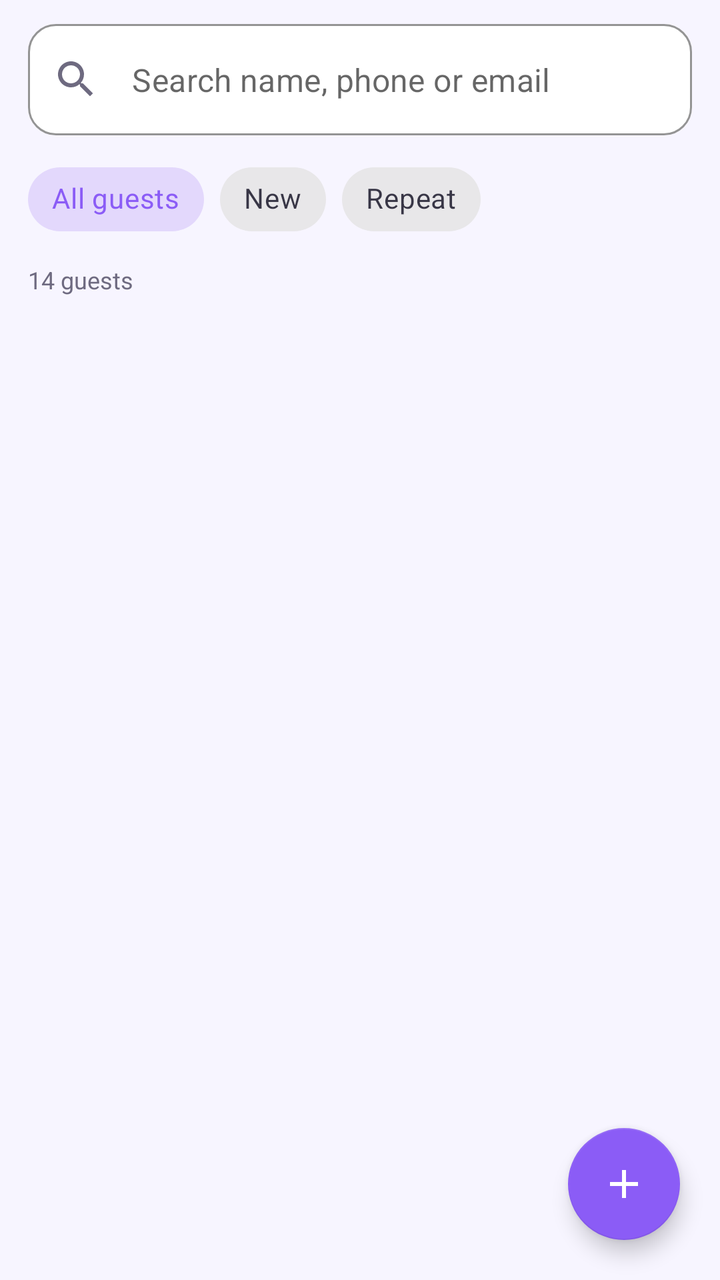
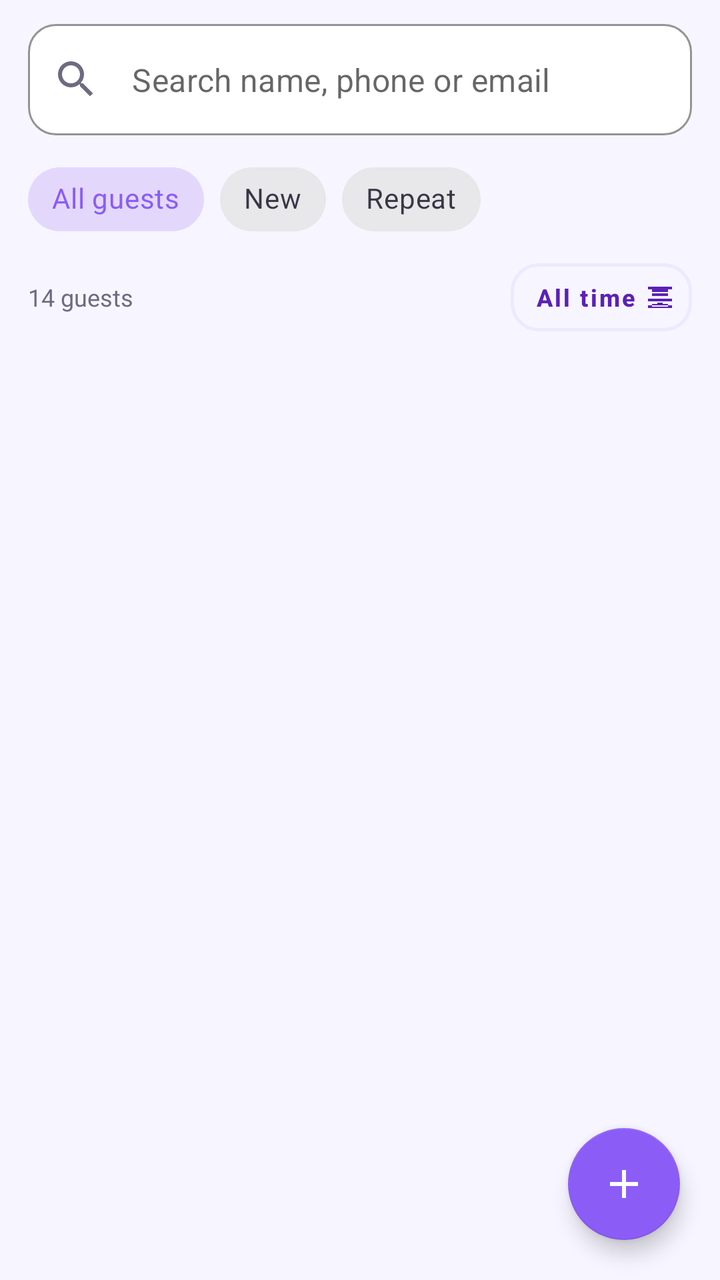

Two renders of the same Android screen: before a commit and after it. Below are the layout's source before the change and the commit's diff.
<!-- AndroidManifest.xml: application theme Theme.StayRide -->
<!-- res/layout/fragment_guests.xml -->
<?xml version="1.0" encoding="utf-8"?>
<FrameLayout xmlns:android="http://schemas.android.com/apk/res/android"
    xmlns:app="http://schemas.android.com/apk/res-auto"
    android:layout_width="match_parent"
    android:layout_height="match_parent">

    <LinearLayout
        android:layout_width="match_parent"
        android:layout_height="match_parent"
        android:orientation="vertical"
        android:paddingStart="14dp"
        android:paddingTop="12dp"
        android:paddingEnd="14dp">

        <com.google.android.material.textfield.TextInputLayout
            android:id="@+id/searchInput"
            android:layout_width="match_parent"
            android:layout_height="wrap_content"
            app:boxBackgroundColor="@color/bg_card"
            app:boxCornerRadiusBottomEnd="14dp"
            app:boxCornerRadiusBottomStart="14dp"
            app:boxCornerRadiusTopEnd="14dp"
            app:boxCornerRadiusTopStart="14dp"
            app:boxStrokeColor="@color/divider"
            app:boxStrokeWidth="1dp"
            app:hintEnabled="false"
            app:startIconDrawable="@drawable/ic_search"
            app:startIconTint="@color/text_secondary">

            <com.google.android.material.textfield.TextInputEditText
                android:id="@+id/search"
                android:layout_width="match_parent"
                android:layout_height="wrap_content"
                android:hint="Search name, phone or email"
                android:imeOptions="actionSearch"
                android:inputType="text"
                android:maxLines="1" />
        </com.google.android.material.textfield.TextInputLayout>

        <HorizontalScrollView
            android:layout_width="match_parent"
            android:layout_height="wrap_content"
            android:layout_marginTop="8dp"
            android:scrollbars="none">

            <com.google.android.material.chip.ChipGroup
                android:id="@+id/filters"
                android:layout_width="wrap_content"
                android:layout_height="wrap_content"
                app:selectionRequired="true"
                app:singleSelection="true">

                <com.google.android.material.chip.Chip
                    android:id="@+id/fAll"
                    style="@style/Widget.MaterialComponents.Chip.Choice"
                    android:layout_width="wrap_content"
                    android:layout_height="wrap_content"
                    android:checked="true"
                    android:text="All guests" />

                <com.google.android.material.chip.Chip
                    android:id="@+id/fNew"
                    style="@style/Widget.MaterialComponents.Chip.Choice"
                    android:layout_width="wrap_content"
                    android:layout_height="wrap_content"
                    android:text="New" />

                <com.google.android.material.chip.Chip
                    android:id="@+id/fRepeat"
                    style="@style/Widget.MaterialComponents.Chip.Choice"
                    android:layout_width="wrap_content"
                    android:layout_height="wrap_content"
                    android:text="Repeat" />
            </com.google.android.material.chip.ChipGroup>
        </HorizontalScrollView>

        <TextView
            android:id="@+id/count"
            android:layout_width="wrap_content"
            android:layout_height="wrap_content"
            android:layout_marginTop="8dp"
            android:text="14 guests"
            android:textColor="@color/text_secondary"
            android:textSize="12sp" />

        <androidx.recyclerview.widget.RecyclerView
            android:id="@+id/list"
            android:layout_width="match_parent"
            android:layout_height="0dp"
            android:layout_marginTop="6dp"
            android:layout_weight="1"
            android:clipToPadding="false"
            android:paddingBottom="88dp" />

        <TextView
            android:id="@+id/empty"
            android:layout_width="match_parent"
            android:layout_height="wrap_content"
            android:gravity="center"
            android:padding="32dp"
            android:text="No guests found."
            android:textColor="@color/text_secondary"
            android:textSize="14sp"
            android:visibility="gone" />
    </LinearLayout>

    <com.google.android.material.floatingactionbutton.FloatingActionButton
        android:id="@+id/fab"
        android:layout_width="wrap_content"
        android:layout_height="wrap_content"
        android:layout_gravity="bottom|end"
        android:layout_margin="20dp"
        android:contentDescription="Add guest"
        android:src="@drawable/ic_add"
        app:backgroundTint="@color/brand_primary"
        app:tint="@color/white" />
</FrameLayout>
<!-- resources referenced by this layout -->
<resources>
  <color name="bg_card">#FFFFFFFF</color>
  <color name="brand_primary">#FF8B5CF6</color>
  <color name="divider">#FFECE9F5</color>
  <color name="text_secondary">#FF6E6A80</color>
  <color name="white">#FFFFFFFF</color>
  <!-- drawable ic_add (drawable) -->
  <vector xmlns:android="http://schemas.android.com/apk/res/android"
      android:width="24dp"
      android:height="24dp"
      android:viewportWidth="24"
      android:viewportHeight="24"
      android:tint="@color/icon_default">
      <path
          android:fillColor="@android:color/white"
          android:pathData="M19,13H13V19H11V13H5V11H11V5H13V11H19V13Z" />
  </vector>
  <color name="icon_default">#FF6E6A80</color>
  <color name="brand_primary_dark">#FF5B21B6</color>
  <color name="brand_accent">#FFFBBF24</color>
  <color name="black">#FF000000</color>
  <color name="text_primary">#FF1E1B2E</color>
  <color name="bg_page">#FFF7F5FF</color>
  <style name="AppAlertDialog" parent="ThemeOverlay.MaterialComponents.MaterialAlertDialog">
          <item name="shapeAppearanceOverlay">@style/AppShape_24</item>
          <item name="colorSurface">@color/bg_card</item>
          <item name="colorAccent">@color/brand_primary</item>
          <item name="buttonBarPositiveButtonStyle">@style/DialogPositiveButton</item>
          <item name="buttonBarNegativeButtonStyle">@style/DialogNegativeButton</item>
          <item name="buttonBarNeutralButtonStyle">@style/DialogNegativeButton</item>
      </style>
  <style name="AppButton" parent="Widget.MaterialComponents.Button">
          <item name="android:textAllCaps">false</item>
          <item name="android:textStyle">bold</item>
          <item name="android:textColor">@color/white</item>
          <item name="backgroundTint">@color/brand_primary</item>
          <item name="iconTint">@color/white</item>
          <item name="shapeAppearanceOverlay">@style/AppShape_14</item>
      </style>
  <style name="AppShape_24" parent="">
          <item name="cornerFamily">rounded</item>
          <item name="cornerSize">24dp</item>
      </style>
  <style name="DialogPositiveButton" parent="Widget.MaterialComponents.Button.TextButton.Dialog">
          <item name="android:textColor">@color/brand_primary</item>
          <item name="android:textStyle">bold</item>
          <item name="android:textAllCaps">false</item>
      </style>
  <style name="DialogNegativeButton" parent="Widget.MaterialComponents.Button.TextButton.Dialog">
          <item name="android:textColor">@color/text_secondary</item>
          <item name="android:textAllCaps">false</item>
      </style>
  <style name="AppShape_14" parent="">
          <item name="cornerFamily">rounded</item>
          <item name="cornerSize">14dp</item>
      </style>
  <!-- unchanged entries left out for length: 2 -->
</resources>

<!-- the commit's change to res/layout/fragment_guests.xml (unified diff, before → after) -->
@@ -74,14 +74,41 @@
             </com.google.android.material.chip.ChipGroup>
         </HorizontalScrollView>
 
-        <TextView
-            android:id="@+id/count"
-            android:layout_width="wrap_content"
+        <LinearLayout
+            android:layout_width="match_parent"
             android:layout_height="wrap_content"
             android:layout_marginTop="8dp"
-            android:text="14 guests"
-            android:textColor="@color/text_secondary"
-            android:textSize="12sp" />
+            android:gravity="center_vertical"
+            android:orientation="horizontal">
+
+            <TextView
+                android:id="@+id/count"
+                android:layout_width="0dp"
+                android:layout_height="wrap_content"
+                android:layout_weight="1"
+                android:text="14 guests"
+                android:textColor="@color/text_secondary"
+                android:textSize="12sp" />
+
+            <com.google.android.material.button.MaterialButton
+                android:id="@+id/periodFilter"
+                style="@style/AppButtonOutlined"
+                android:layout_width="wrap_content"
+                android:layout_height="34dp"
+                android:insetTop="0dp"
+                android:insetBottom="0dp"
+                android:paddingStart="12dp"
+                android:paddingEnd="8dp"
+                android:text="All time"
+                android:textColor="@color/brand_primary_dark"
+                android:textSize="12sp"
+                app:icon="@drawable/ic_filter"
+                app:iconGravity="textEnd"
+                app:iconPadding="4dp"
+                app:iconSize="16dp"
+                app:iconTint="@color/brand_primary_dark"
+                app:strokeColor="@color/brand_primary_light" />
+        </LinearLayout>
 
         <androidx.recyclerview.widget.RecyclerView
             android:id="@+id/list"
<!-- resource entries referenced after the edit -->
@@ -16,8 +16,28 @@
           android:fillColor="@android:color/white"
           android:pathData="M19,13H13V19H11V13H5V11H11V5H13V11H19V13Z" />
   </vector>
+  <!-- drawable ic_filter (drawable) -->
+  <vector xmlns:android="http://schemas.android.com/apk/res/android"
+      android:width="24dp"
+      android:height="24dp"
+      android:viewportWidth="24"
+      android:viewportHeight="24"
+      android:tint="@color/icon_default">
+      <path
+          android:fillColor="@android:color/white"
+          android:pathData="M10,18H14V16H10V18M6,6V8H18V6H6M3,4H21V6H3V4M6,19H18V17H6V19M3,18H21V20H3V18M3,13H21V15H3V13M6,11H18V9H6V11Z" />
+  </vector>
+  <style name="AppButtonOutlined" parent="Widget.MaterialComponents.Button.OutlinedButton">
+          <item name="android:textAllCaps">false</item>
+          <item name="android:textStyle">bold</item>
+          <item name="android:textColor">@color/brand_primary</item>
+          <item name="strokeColor">@color/brand_primary</item>
+          <item name="strokeWidth">1.5dp</item>
+          <item name="shapeAppearanceOverlay">@style/AppShape_14</item>
+      </style>
   <color name="icon_default">#FF6E6A80</color>
   <color name="brand_primary_dark">#FF5B21B6</color>
+  <color name="brand_primary_light">#FFEDE9FE</color>
   <color name="brand_accent">#FFFBBF24</color>
   <color name="black">#FF000000</color>
   <color name="text_primary">#FF1E1B2E</color>
